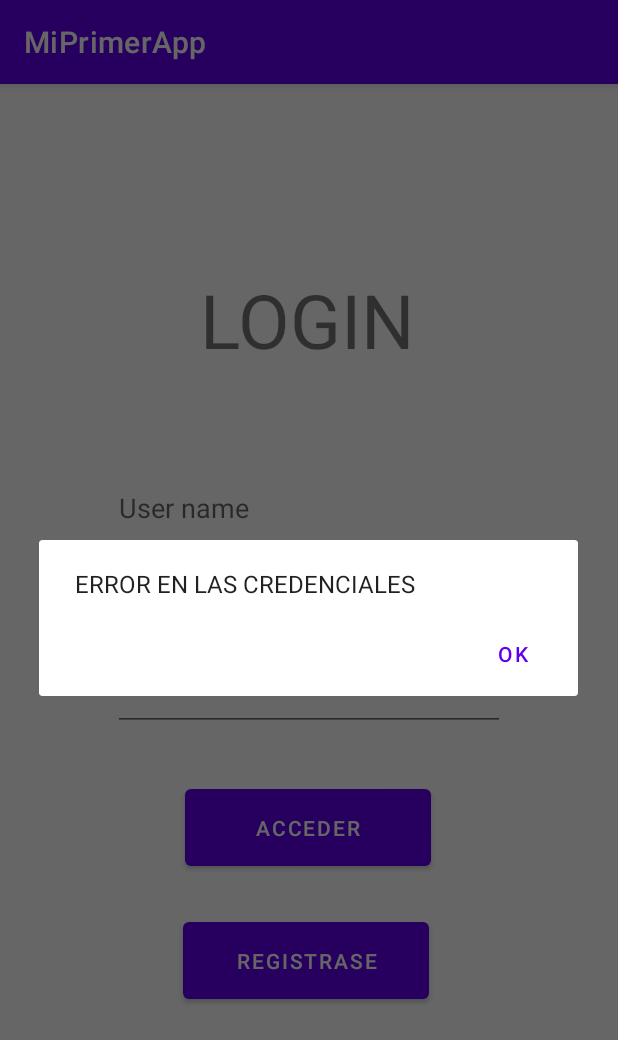
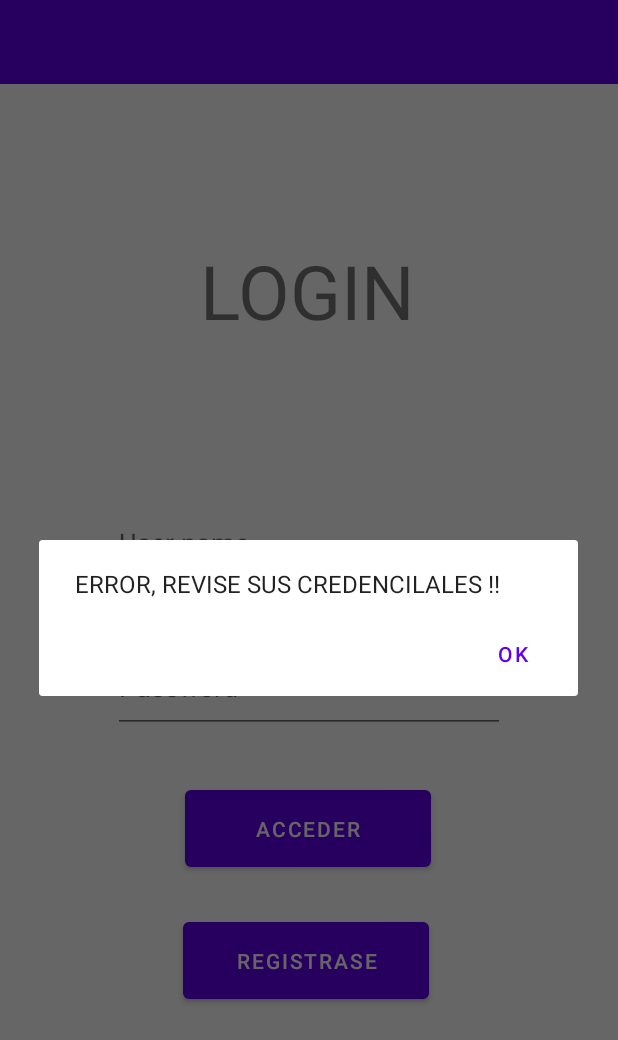
Before and after one commit to Bautistadev/MiPrimerApp, an Android app: the screen it shows after launch (MainActivity), after a tap on "ACCEDER", on a phone screen of 412 x 824 dp. Shown: the top 1040 px of the screen. Run offline under Robolectric (Android 15) with nearby library versions, the phone set to English and light mode, and no system bars.

Commit message:
Actualizacion: insercion de mensaje de errores

```diff
--- /dev/null
+++ b/app/src/main/java/com/example/miprimerapp/Entity/Message.java
@@ -0,0 +1,20 @@
+package com.example.miprimerapp.Entity;
+
+import android.app.AlertDialog;
+import android.content.Context;
+import android.content.DialogInterface;
+
+public class Message extends AlertDialog.Builder implements  DialogInterface.OnClickListener{
+    public Message(Context context,String Message) {
+        super(context);
+        this.setMessage(Message);
+        this.setCancelable(false);
+        this.setPositiveButton("OK",this);
+        this.create();
+    }
+
+    @Override
+    public void onClick(DialogInterface dialogInterface, int i) {
+        dialogInterface.cancel();
+    }
+}
--- a/app/src/main/java/com/example/miprimerapp/MainActivity.java
+++ b/app/src/main/java/com/example/miprimerapp/MainActivity.java
@@ -13,12 +13,15 @@ import android.widget.TextView;
 
 import com.example.miprimerapp.DB.DB;
 import com.example.miprimerapp.DB.UserDB;
+import com.example.miprimerapp.Entity.Message;
 import com.example.miprimerapp.Entity.User;
 
 import java.util.EventListener;
 import java.util.HashMap;
 
 public class MainActivity extends AppCompatActivity implements View.OnClickListener {
+
+    public static boolean NEWUSER = false;
 
     private Button btnLogin;
 
@@ -30,6 +33,8 @@ public class MainActivity extends AppCompatActivity implements View.OnClickListe
     protected void onCreate(Bundle savedInstanceState) {
         super.onCreate(savedInstanceState);
         setContentView(R.layout.activity_main);
+
+        messageNewUser();
 
         //TRAEMOS LOS BOTONES DEL FRONT
         btnLogin =  findViewById(R.id.btnLogin);
@@ -54,27 +59,21 @@ public class MainActivity extends AppCompatActivity implements View.OnClickListe
     }
     public void Login(){
         //COPIAMOS USUARIO Y CONTRASEÑA DEL FRONT
-        String userName = this.txtUserName.getText().toString();
+        String userName = this.txtUserName.getText().toString().trim();
         String password = this.txtPassword.getText().toString();
 
         //SI LA CONTRASEÑA Y USUARIO SON CORRECTOS
-        if(new UserDB().existUser(userName,password)) {
-            //NOS MOVEMOS DE ACTIVIDAD
-            System.out.println(true);
-        }else {
-            //MOSTRAMOS MENSAJE DE ERROR EN CREDENCIALES
-            new AlertDialog.Builder(MainActivity.this) //INSTANCIAMOS UN MENSAJE
-                    .setMessage("ERROR EN LAS CREDENCIALES")//SETEAMOS MENSAJE
-                    .setCancelable(false)//EL MENSAJE NO PUEDE SER CANCELABLE
-                    .setPositiveButton("OK", new DialogInterface.OnClickListener() { //CREAMOS EL BOTON "OK"
-                        @Override
-                        public void onClick(DialogInterface dialogInterface, int i) {
-                            dialogInterface.cancel(); //SALIMOS DEL MENSAJE
-                        }
-                    })
-                    .create()//CREAMOS EL MENSAJE
-                    .show();//LO MOSTRAMOS
-            ;
+        if(new UserDB().existUser(userName,password))
+            System.out.println(true);   //NOS MOVEMOS DE ACTIVIDAD
+        else
+            new Message(MainActivity.this,"ERROR, REVISE SUS CREDENCILALES !!").show(); //MOSTRAMOS MENSAJE DE ERROR
+    }
+
+    //MENSAJE QUE SOLO SE MUESTRA LUEGO DE CREAR UN NUEVO USUARIO DE FORMA EXITOSA
+    public void messageNewUser(){
+        if(NEWUSER) {
+            new Message(MainActivity.this, "USUARIO REGISTRADO CON EXITO !!").show();
+            NEWUSER = false;
         }
     }
 }
--- a/app/src/main/res/layout/activity_main.xml
+++ b/app/src/main/res/layout/activity_main.xml
@@ -10,14 +10,13 @@
         android:id="@+id/txtUserName"
         android:layout_width="261dp"
         android:layout_height="61dp"
+        android:layout_marginBottom="431dp"
         android:ems="10"
+        android:hint="@string/txt_User_Name"
         android:inputType="textPersonName"
-        android:hint="@string/txt_User_Name"
         app:layout_constraintBottom_toBottomOf="parent"
         app:layout_constraintEnd_toEndOf="parent"
-        app:layout_constraintStart_toStartOf="parent"
-        app:layout_constraintTop_toTopOf="parent"
-        app:layout_constraintVertical_bias="0.357" />
+        app:layout_constraintStart_toStartOf="parent" />
 
     <EditText
         android:id="@+id/txtPassword"
@@ -70,4 +69,16 @@
         app:layout_constraintHorizontal_bias="0.493"
         app:layout_constraintStart_toStartOf="parent" />
 
+    <androidx.appcompat.widget.Toolbar
+        android:id="@+id/toolbar2"
+        android:layout_width="0dp"
+        android:layout_height="wrap_content"
+        android:background="?attr/colorPrimary"
+        android:minHeight="?attr/actionBarSize"
+        android:theme="?attr/actionBarTheme"
+        app:layout_constraintEnd_toEndOf="parent"
+        app:layout_constraintHorizontal_bias="0.0"
+        app:layout_constraintStart_toStartOf="parent"
+        app:layout_constraintTop_toTopOf="parent" />
+
 </androidx.constraintlayout.widget.ConstraintLayout>
--- a/app/src/main/res/values/strings.xml
+++ b/app/src/main/res/values/strings.xml
@@ -1,5 +1,5 @@
 <resources>
-    <string name="app_name">MiPrimerApp</string>
+    <string name="app_name">Login</string>
     <string name="txt_User_Name">User name</string>
     <string name="txt_User_Password">Password</string>
     <string name="btn_Init_session">ACCEDER</string>
--- a/app/src/main/res/values/themes.xml
+++ b/app/src/main/res/values/themes.xml
@@ -1,6 +1,6 @@
 <resources xmlns:tools="http://schemas.android.com/tools">
     <!-- Base application theme. -->
-    <style name="Theme.MiPrimerApp" parent="Theme.MaterialComponents.DayNight.DarkActionBar">
+    <style name="Theme.MiPrimerApp" parent="Theme.MaterialComponents.DayNight.NoActionBar">
         <!-- Primary brand color. -->
         <item name="colorPrimary">@color/purple_500</item>
         <item name="colorPrimaryVariant">@color/purple_700</item>
```
Also changed, not shown: app/src/main/java/com/example/miprimerapp/Registrar.java (+17 -13 lines).
